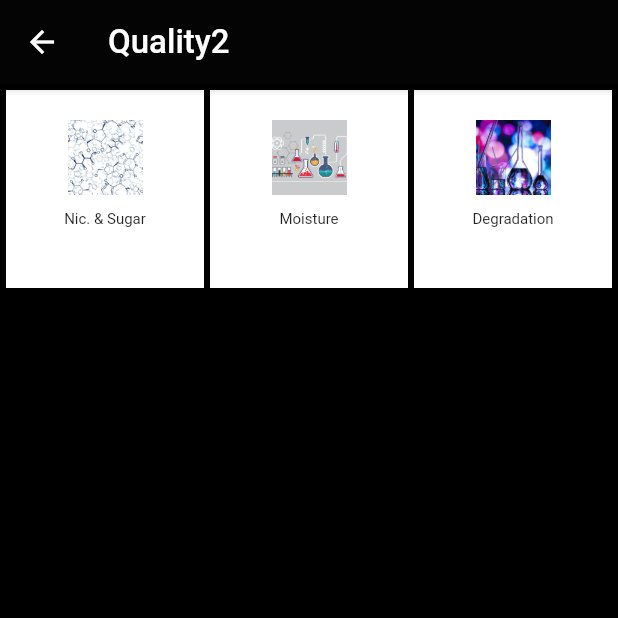
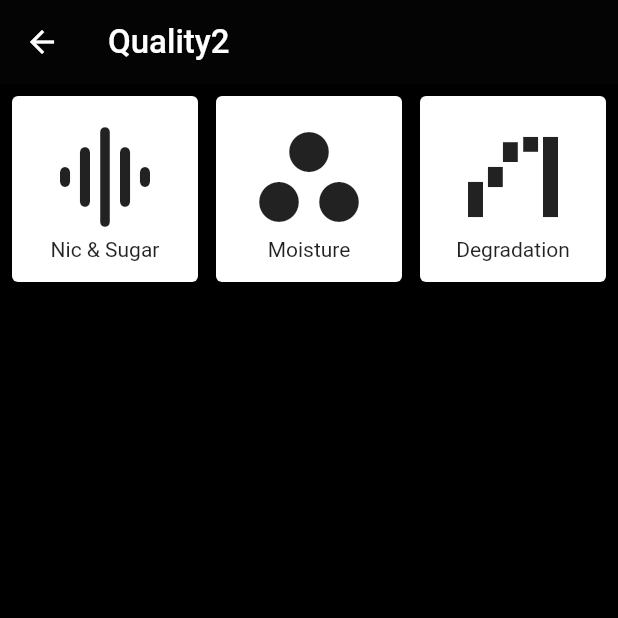
Before and after one commit to Giovane-Oliveira/atcsearch, a Flutter app: the screen it shows after launch, after a tap on "Quality2", on a phone screen of 412 x 824 dp, the top half of it. Run offline on Flutter 3.47's test engine with Material 2 defaults, Android fonts, the phone set to English and light mode, and no system bars; network calls fail; Roboto replaces fonts that are missing (Poppins).

Commit message:
Adicionado cards e icones ao inves de imagens

```diff
--- a/lib/Home.dart
+++ b/lib/Home.dart
@@ -40,8 +40,9 @@ class _HomeState extends State<Home> {
             mainAxisSpacing: 4,
             crossAxisCount: 3,
             children: [
-              Container(
-                padding: const EdgeInsets.all(20),
+              Card(
+                color: Colors.white,
+                child: Center(
                   child: InkWell(
                     onTap: () => Navigator.push(
                       context,
@@ -50,92 +51,75 @@ class _HomeState extends State<Home> {
                       ),
                     ),
                     child: Column(
+                      mainAxisSize: MainAxisSize.min,
+                      crossAxisAlignment: CrossAxisAlignment.center,
                       children: [
-                      Image.asset(
-                        "images/laboratorio.jpg",
-                        fit: BoxFit.cover,
-                        width: 50,
-                        height: 50,
+                        Icon(
+                          Icons.assessment_rounded,
+                          size: 80.0,
                         ),
-                      Container(
-                        padding: EdgeInsetsDirectional.fromSTEB(0, 10, 0, 0),
-                        child:  Text(
-                          "Quality2",
-                          style: TextStyle(
-                            fontSize: 10,
+                        Text("Quality2"),
+                      ],
+                    ),
+                  ),
                 ),
               ),
 
-                      ),
-                    ],
-                  ),
-                ),
+              Card(
                 color: Colors.white,
-              ),
-              Container(
-                padding: const EdgeInsets.all(20),
+                child: Center(
                 /*  child: InkWell(
                     onTap: () => Navigator.push(
                       context,
                       MaterialPageRoute(
-                      builder: (_) => NicotineAndSugar(),
+                        builder: (_) => Quality2(),
                       ),
                     ),*/
                     child: Column(
+
+                      mainAxisSize: MainAxisSize.min,
+                      crossAxisAlignment: CrossAxisAlignment.center,
                       children: [
-                      Image.asset(
-                        "images/produtoacabado.jpg",
-                        fit: BoxFit.cover,
-                        width: 50,
-                        height: 50,
+
+                        Icon( Icons.backpack_outlined, size:80.0),
+                        Text("P. Acabado"),
+
+                      ],
                     ),
-                      Container(
-                        padding: EdgeInsetsDirectional.fromSTEB(0, 10, 0, 0),
-                        child:  Text(
-                          "P. Acabado",
-                          style: TextStyle(
-                            fontSize: 10,
-                          ),
+                 // ),
                 ),
 
               ),
-                    ],
-                  ),
-               // ),
+
+
+              Card(
                 color: Colors.white,
-              ),
-              Container(
-                padding: const EdgeInsets.all(20),
-               /* child: InkWell(
+                child: Center(
+                  /*child: InkWell(
                     onTap: () => Navigator.push(
                       context,
                       MaterialPageRoute(
-                      builder: (_) => NicotineAndSugar(),
+                        builder: (_) => Quality2(),
                       ),
                     ),*/
                     child: Column(
+
+                      mainAxisSize: MainAxisSize.min,
+                      crossAxisAlignment: CrossAxisAlignment.center,
                       children: [
-                      Image.asset(
-                        "images/fumocru.jpg",
-                        fit: BoxFit.cover,
-                        width: 50,
-                        height: 50,
+
+                        Icon( Icons.agriculture, size:80.0,),
+                        Text("Fumo Cru"),
+
+                      ],
                     ),
-                      Container(
-                        padding: EdgeInsetsDirectional.fromSTEB(0, 10, 0, 0),
-                        child:  Text(
-                          "Fumo Cru",
-                          style: TextStyle(
-                            fontSize: 10,
-                          ),
+                  //),
                 ),
 
               ),
-                    ],
-                  ),
-               // ),
-                color: Colors.white,
-              ),
+
+
+
             ],
           ),
         ),
--- a/lib/Quality2/ModelsQuality/Quality2.dart
+++ b/lib/Quality2/ModelsQuality/Quality2.dart
@@ -37,8 +37,10 @@ class _Quality2State extends State<Quality2> {
             mainAxisSpacing: 4,
             crossAxisCount: 3,
             children: [
-              Container(
-                padding: const EdgeInsets.all(20),
+
+          Card(
+            color: Colors.white,
+            child: Center(
               child: InkWell(
                 onTap: () => Navigator.push(
                   context,
@@ -47,94 +49,75 @@ class _Quality2State extends State<Quality2> {
                   ),
                 ),
                 child: Column(
+                  mainAxisSize: MainAxisSize.min,
+                  crossAxisAlignment: CrossAxisAlignment.center,
                   children: [
-                      Image.asset(
-                        "images/NicotineAndSugar.jpg",
-                        fit: BoxFit.cover,
-                        width: 50,
-                        height: 50,
+                    Icon(
+                      Icons.graphic_eq_rounded,
+                      size: 80.0,
+                    ),
+                    Text("Nic & Sugar"),
+                  ],
+                ),
+              ),
+            ),
           ),
 
-                      Container(
-                        padding: EdgeInsetsDirectional.fromSTEB(0, 10, 0, 0),
-                      child:  Text(
-                          "Nic. & Sugar",
-                          style: TextStyle(
-                            fontSize: 10,
+          Card(
+            color: Colors.white,
+            child: Center(
+              /*  child: InkWell(
+                    onTap: () => Navigator.push(
+                      context,
+                      MaterialPageRoute(
+                        builder: (_) => Quality2(),
                       ),
+                    ),*/
+              child: Column(
+
+                mainAxisSize: MainAxisSize.min,
+                crossAxisAlignment: CrossAxisAlignment.center,
+                children: [
+
+                  Icon( Icons.workspaces_filled, size:80.0),
+                  Text("Moisture"),
+
+                ],
+              ),
+              // ),
             ),
 
           ),
 
-                    ],
-                  ),
-                ),
+
+          Card(
             color: Colors.white,
-              ),
-              Container(
-                padding: const EdgeInsets.all(20),
-              /*  child: InkWell(
+            child: Center(
+              /*child: InkWell(
                     onTap: () => Navigator.push(
                       context,
                       MaterialPageRoute(
-                      builder: (_) => NicotineAndSugar(),
+                        builder: (_) => Quality2(),
                       ),
                     ),*/
               child: Column(
+
+                mainAxisSize: MainAxisSize.min,
+                crossAxisAlignment: CrossAxisAlignment.center,
                 children: [
-                      Image.asset(
-                        "images/pesoamostra.jpg",
-                        fit: BoxFit.cover,
-                        width: 50,
-                        height: 50,
+
+                  Icon( Icons.waterfall_chart, size:80.0,),
+                  Text("Degradation"),
+
+                ],
               ),
-                      Container(
-                        padding: EdgeInsetsDirectional.fromSTEB(0, 10, 0, 0),
-                        child:  Text(
-                          "Moisture",
-                          style: TextStyle(
-                            fontSize: 10,
-                          ),
+              //),
             ),
 
           ),
-                    ],
-                  ),
-               // ),
-                color: Colors.white,
-              ),
-              Container(
-                padding: const EdgeInsets.all(20),
-               /* child: InkWell(
-                  onTap: () => Navigator.push(
-                    context,
-                    MaterialPageRoute(
-                      builder: (_) => NicotineAndSugar(),
-                    ),
-                  ),*/
-                  child: Column(
-                    children: [
-                      Image.asset(
-                        "images/degradation.jpg",
-                        fit: BoxFit.cover,
-                        width: 50,
-                        height: 50,
-                      ),
-                      Container(
-                        padding: EdgeInsetsDirectional.fromSTEB(0, 10, 0, 0),
-                        child:  Text(
-                          "Degradation",
-                          style: TextStyle(
-                            fontSize: 10,
-                          ),
-                        ),
 
-                      ),
-                    ],
-                  ),
-               // ),
-                color: Colors.white,
-              ),
+
+
             ],
           ),
         ),
```
Lines whose indentation alone changed are shown as unchanged.
